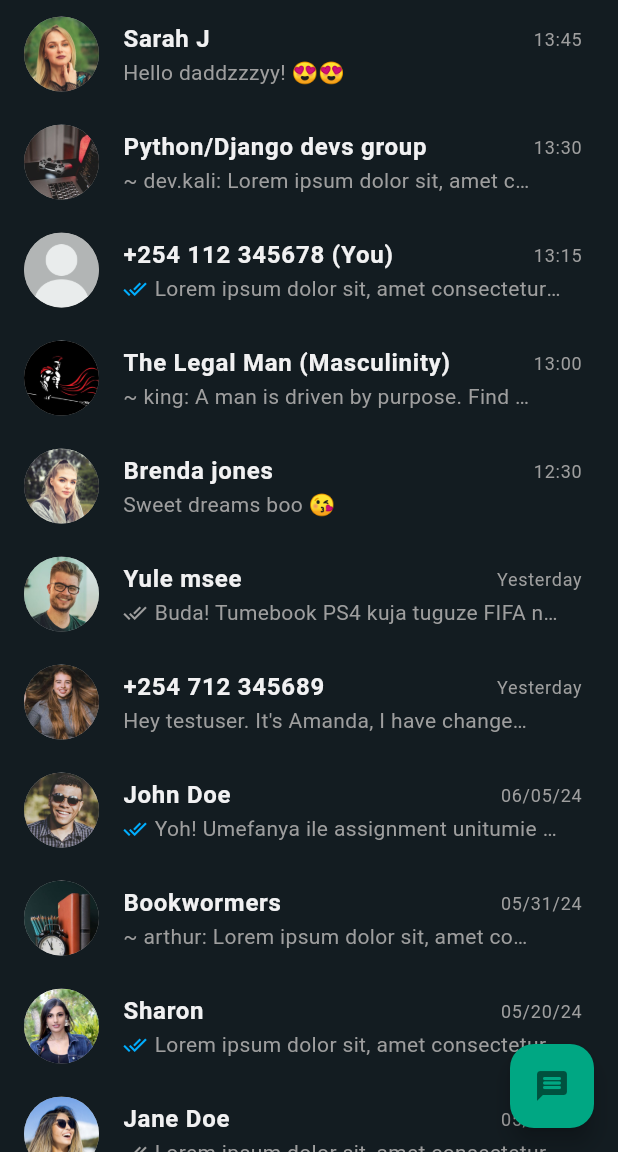
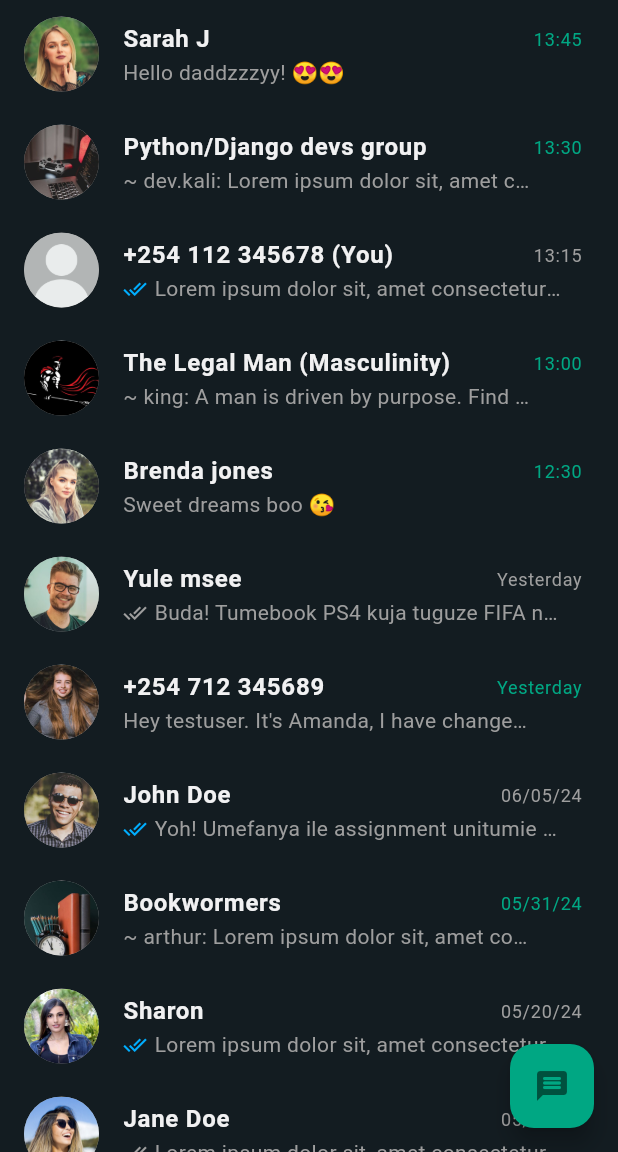
Before and after one commit to morikeli/whatsapp-clone, a Flutter app: the Homepage screen opened directly, on a phone screen of 412 x 824 dp, the part 84-1236 px from its top. Run offline on Flutter 3.47's test engine with Material 3 defaults, Android fonts, the phone set to English and light mode, and no system bars; our stand-ins replace country_picker.

Commit message:
added ternary operator to update color for message timestamp

```diff
--- a/lib/screens/homepage/components/inbox_messages.dart
+++ b/lib/screens/homepage/components/inbox_messages.dart
@@ -39,8 +39,8 @@ class MessagesWidget extends StatelessWidget {
           ),
           Text(
             timeStamp,
-            style: const TextStyle(
-              color: kTextDarkColor,
+            style: TextStyle(
+              color: !messageTick.isSender ? kPrimaryColor : kTextDarkColor ,
               fontSize: 12.0,
             ),
           ),
```
